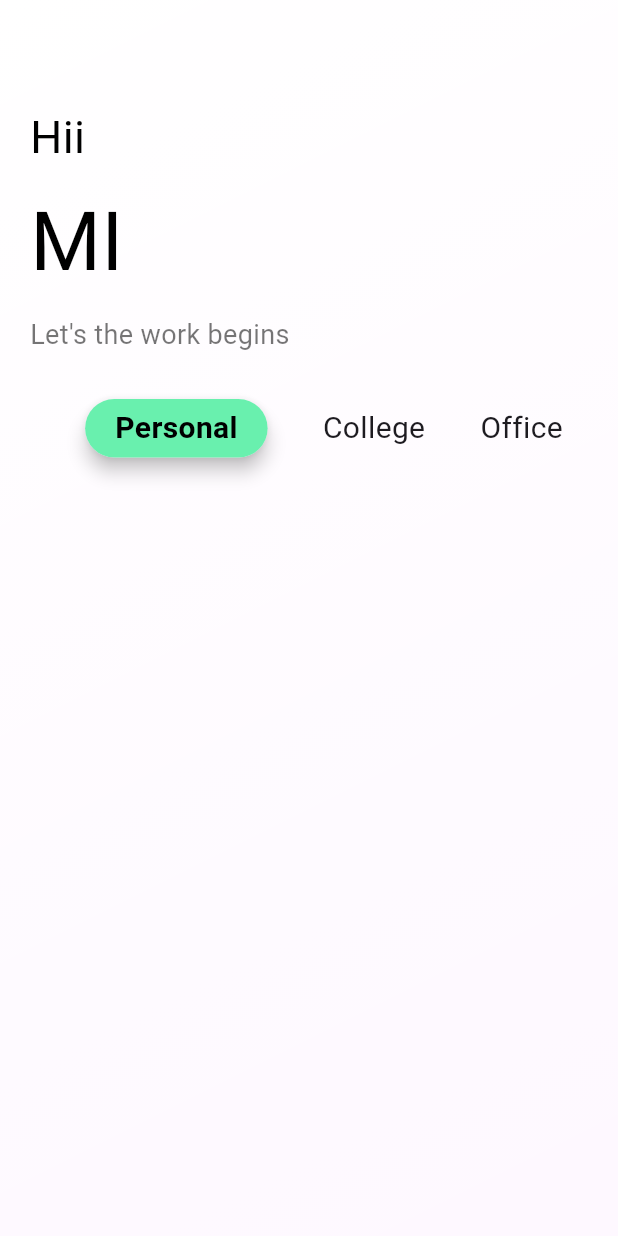
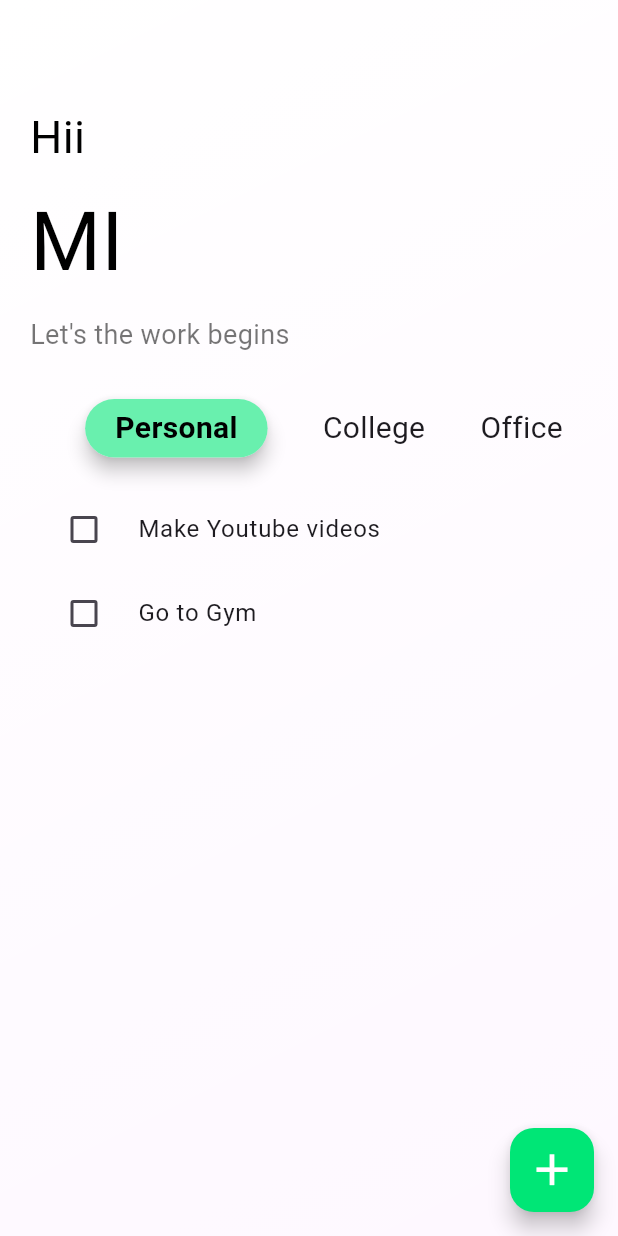
Before and after one commit to rafi021/todo_app_flutter, a Flutter app: the screen it shows after launch, on a phone screen of 412 x 824 dp. Run offline on Flutter 3.47's test engine with Material 3 defaults, Android fonts, the phone set to English and light mode, and no system bars.

Commit message:
Design Todo UI

```diff
--- a/lib/HomeScreen.dart
+++ b/lib/HomeScreen.dart
@@ -10,10 +10,18 @@ class HomeScreen extends StatefulWidget {
 class _HomeScreenState extends State<HomeScreen> {
 
   bool Personal =true, College=false, Office=false;
+  bool suggest =false;
 
   @override
   Widget build(BuildContext context) {
     return Scaffold(
+      floatingActionButton: FloatingActionButton(
+        onPressed: (){
+
+        },
+        backgroundColor: Colors.greenAccent.shade400,
+        child: Icon(Icons.add, color: Colors.white,size: 35,),
+      ),
       body: Container(
         padding: EdgeInsets.only(top: 70, left: 20),
         height: MediaQuery.of(context).size.height,
@@ -150,7 +158,30 @@ class _HomeScreenState extends State<HomeScreen> {
                 ),
 
               ],
-            )
+            ),
+
+            SizedBox(height: 20,),
+
+            CheckboxListTile(
+              activeColor: Colors.greenAccent.shade400,
+              title: Text("Make Youtube videos"),
+              value: suggest, onChanged: (newValue){
+              setState(() {
+                suggest = newValue!;
+              });
+            },
+            controlAffinity: ListTileControlAffinity.leading,
+            ),
+            CheckboxListTile(
+              activeColor: Colors.greenAccent.shade400,
+              title: Text("Go to Gym"),
+              value: suggest, onChanged: (newValue){
+              setState(() {
+                suggest = newValue!;
+              });
+            },
+              controlAffinity: ListTileControlAffinity.leading,
+            ),
           ],
         ),
       ),
```
